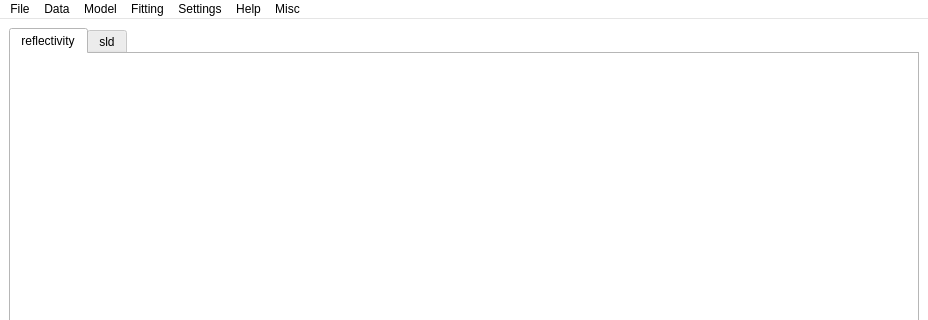
First picture: the form in qt/Motofit.ui, repository refnx/refnx, before the edit; both pictures show x 0 to 928 and y 0 to 320 of the 928 by 725 pixel window.
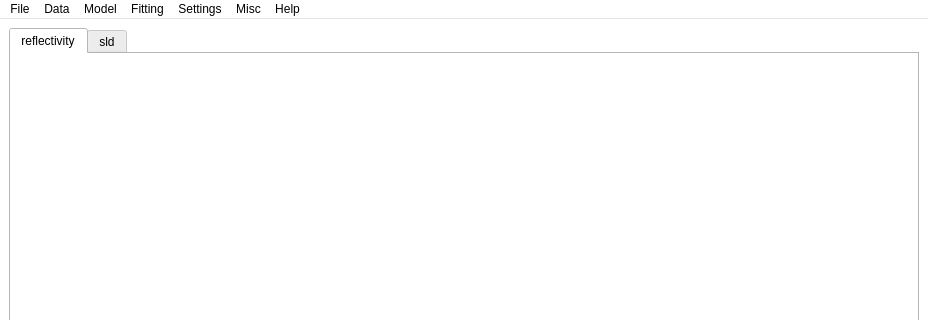
Second picture: the form after the edit. Icons and pictures are not drawn.

Diff of the .ui file:
```diff
--- a/qt/Motofit.ui
+++ b/qt/Motofit.ui
@@ -580,8 +580,8 @@
    <addaction name="menuModel"/>
    <addaction name="menuPlot_type"/>
    <addaction name="menuSettings"/>
-   <addaction name="menuHelp"/>
    <addaction name="menuMisc"/>
+   <addaction name="menuHelp"/>
   </widget>
   <widget class="QDockWidget" name="dockWidget">
    <property name="sizePolicy">
```
Left out of the diff: 23 changed lines with no effect on the pictures.
